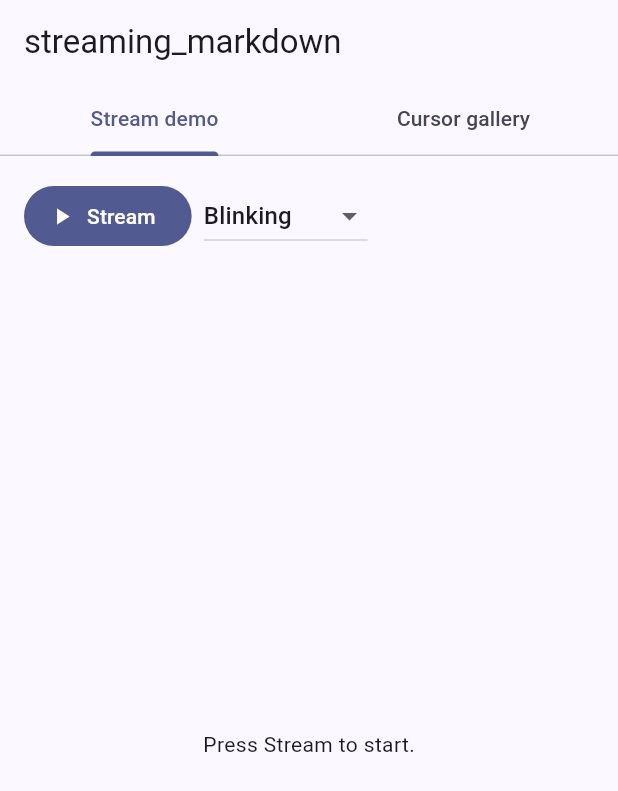
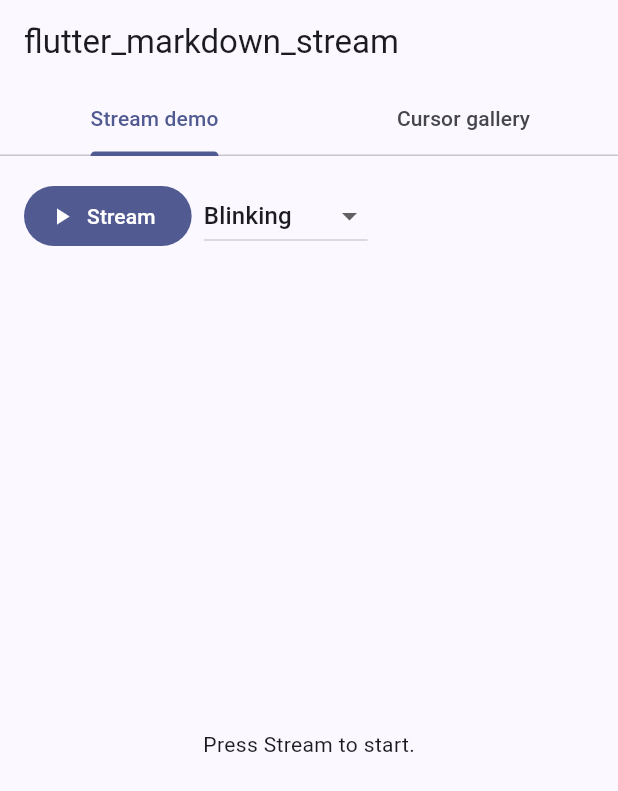
Before and after one commit to NarekManukyan/flutter_markdown_stream, a Flutter app: the screen it shows after launch, on a phone screen of 412 x 824 dp. Shown: the top 791 px of the screen. Run offline on Flutter 3.47's test engine with Material 3 defaults, Android fonts, the light colour scheme and no system bars; our stand-ins replace flutter_markdown; missing offline and left inert: markdown.

Commit message:
Rename to flutter_markdown_stream and wire up GitHub URLs

```diff
--- a/example/lib/main.dart
+++ b/example/lib/main.dart
@@ -1,7 +1,7 @@
 import 'dart:async';
 
 import 'package:flutter/material.dart';
-import 'package:streaming_markdown/streaming_markdown.dart';
+import 'package:flutter_markdown_stream/flutter_markdown_stream.dart';
 
 void main() => runApp(const ExampleApp());
 
@@ -11,7 +11,7 @@ class ExampleApp extends StatelessWidget {
   @override
   Widget build(BuildContext context) {
     return MaterialApp(
-      title: 'streaming_markdown example',
+      title: 'flutter_markdown_stream example',
       theme: ThemeData(
         colorScheme: ColorScheme.fromSeed(seedColor: Colors.indigo),
         useMaterial3: true,
@@ -42,7 +42,7 @@ class _HomePageState extends State<_HomePage>
   Widget build(BuildContext context) {
     return Scaffold(
       appBar: AppBar(
-        title: const Text('streaming_markdown'),
+        title: const Text('flutter_markdown_stream'),
         bottom: TabBar(
           controller: _tab,
           tabs: const [
--- a/example/pubspec.yaml
+++ b/example/pubspec.yaml
@@ -1,5 +1,5 @@
-name: streaming_markdown_example
-description: Example app for streaming_markdown.
+name: flutter_markdown_stream_example
+description: Example app for flutter_markdown_stream.
 publish_to: "none"
 version: 0.1.0
 
@@ -10,7 +10,7 @@ environment:
 dependencies:
   flutter:
     sdk: flutter
-  streaming_markdown:
+  flutter_markdown_stream:
     path: ../
 
 dev_dependencies:
--- a/lib/streaming_markdown.dart
+++ b/lib/flutter_markdown_stream.dart
@@ -4,7 +4,7 @@
 /// of token chunks (e.g. from an LLM), and it will render the Markdown
 /// progressively — handling unclosed bold, code fences, links, and headers
 /// gracefully along the way.
-library streaming_markdown;
+library flutter_markdown_stream;
 
 export 'src/cursors.dart'
     show
```
Also changed, not shown: pubspec.yaml (+4 -4 lines), 8 other files.
